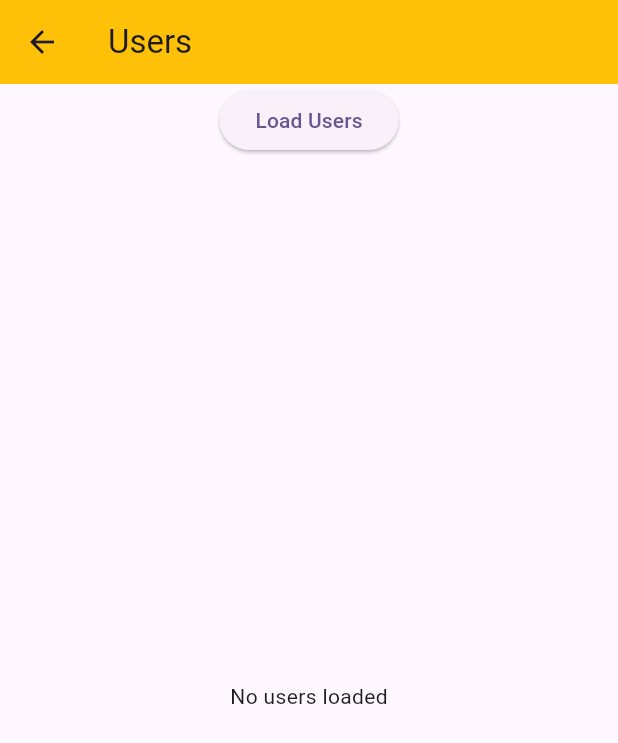
After one commit to naveen-as-a-geek-wolf/flutter_sandbox, a Flutter app: the UserScreen screen opened by its route, after a tap on "Load Users", on a phone screen of 412 x 824 dp. The commit adds this screen. Shown: the top 743 px of the screen. Run offline on Flutter 3.47's test engine with Material 3 defaults, Android fonts, the phone set to English and light mode, and no system bars; our stand-ins replace bloc, equatable, flutter_bloc, get_it, injectable; missing offline and left inert: fbloc_event_gen; network calls fail.

Commit message:
user_email

```diff
--- /dev/null
+++ b/lib/application/user_service/user_service_bloc.dart
@@ -0,0 +1,33 @@
+import 'package:flutter/material.dart';
+import 'package:flutter_bloc/flutter_bloc.dart';
+import 'package:fbloc_event_gen/annotations.dart';
+import 'package:equatable/equatable.dart';
+import 'package:flutter_sandbox/domain/IUserReop/iuser_repo.dart';
+import 'package:injectable/injectable.dart';
+import '../../models/user_model.dart';
+part 'user_service_event.dart';
+part 'user_service_state.dart';
+part 'user_service_bloc.g.dart';
+
+@injectable
+class UserServiceBloc extends Bloc<UserServiceEvent, UserServiceState> {
+  final IUserRepository _userRepository;
+  UserServiceBloc(this._userRepository) : super(UserServiceState.initial()) {
+    UserServiceState.registerEvents(this);
+
+    on<FetchUsersEvent>(_onFetchUsers);
+  }
+
+  Future<void> _onFetchUsers(
+      FetchUsersEvent event, Emitter<UserServiceState> emit) async {
+    emit(state.copyWith(isLoading: true));
+    try {
+      final users = await _userRepository.fetchUsers();
+      emit(state.copyWith(users: users));
+    } catch (e) {
+      debugPrint('Error fetching users: $e');
+    } finally {
+      emit(state.copyWith(isLoading: false));
+    }
+  }
+}
--- /dev/null
+++ b/lib/application/user_service/user_service_event.dart
@@ -0,0 +1,14 @@
+
+part of 'user_service_bloc.dart';
+
+@generateEvents
+abstract class UserServiceEvent extends Equatable {
+  const UserServiceEvent();
+}
+
+class FetchUsersEvent extends UserServiceEvent {
+  const FetchUsersEvent();
+
+  @override
+  List<Object?> get props => [];
+}
--- /dev/null
+++ b/lib/application/user_service/user_service_state.dart
@@ -0,0 +1,8 @@
+
+part of 'user_service_bloc.dart';
+
+@generateStates
+abstract class _$$UserServiceState {
+  final bool? isLoading = false;
+  final List<User>? users = null;
+}
--- a/lib/core/routes/routes.dart
+++ b/lib/core/routes/routes.dart
@@ -1,13 +1,13 @@
-import 'dart:io';
-
 import 'package:flutter/material.dart';
 import 'package:flutter_bloc/flutter_bloc.dart';
 import 'package:flutter_sandbox/application/bloc/conuter_bloc.dart';
 import 'package:flutter_sandbox/application/serviceBloc/service_bloc.dart';
-import 'package:flutter_sandbox/domain/ILoginRepo/ILoginRepo.dart';
 import 'package:flutter_sandbox/domain/core/dependency_injection/di_configuration.dart';
 import 'package:flutter_sandbox/presentation/home/home_screen.dart';
 import 'package:flutter_sandbox/presentation/profile/profile_screen.dart';
+
+import '../../application/user_service/user_service_bloc.dart';
+import '../../presentation/user.dart';
 
 abstract class MyRouter {
   static Route<dynamic> getRoutes(RouteSettings settings) {
@@ -32,6 +32,16 @@ abstract class MyRouter {
             );
           },
         );
+
+      case UserScreen.routeName:
+        return MaterialPageRoute(
+          builder: (context) {
+            return BlocProvider(
+              create: (context) => getIt<UserServiceBloc>(),
+              child: const UserScreen(),
+            );
+          },
+        );
     }
     return MaterialPageRoute(
       builder: (_) => Scaffold(
--- /dev/null
+++ b/lib/domain/IUserReop/iuser_repo.dart
@@ -0,0 +1,5 @@
+import '../../models/user_model.dart';
+
+abstract class IUserRepository {
+  Future<List<User>> fetchUsers();
+}
--- /dev/null
+++ b/lib/infrastructure/user/user_reop.dart
@@ -0,0 +1,22 @@
+import 'dart:convert';
+
+import 'package:http/http.dart' as http;
+import 'package:injectable/injectable.dart';
+import '../../domain/IUserReop/iuser_repo.dart';
+import '../../models/user_model.dart';
+
+@LazySingleton(as: IUserRepository)
+class UserRepository implements IUserRepository {
+  final String apiUrl = 'https://jsonplaceholder.typicode.com/users';
+
+  @override
+  Future<List<User>> fetchUsers() async {
+    final response = await http.get(Uri.parse(apiUrl));
+    if (response.statusCode == 200) {
+      final List data = json.decode(response.body);
+      return data.map((json) => User.fromJson(json)).toList();
+    } else {
+      throw Exception('Failed to load users');
+    }
+  }
+}
--- a/lib/main.dart
+++ b/lib/main.dart
@@ -1,6 +1,8 @@
 import 'package:flutter/material.dart';
 import 'package:flutter_sandbox/app.dart';
+import 'package:flutter_sandbox/domain/core/dependency_injection/di_configuration.dart';
 
 Future<void> main() async {
+  await configureInjection();
   runApp(const MyApp());
 }
--- /dev/null
+++ b/lib/models/user_model.dart
@@ -0,0 +1,13 @@
+class User {
+  final int id;
+  final String name;
+  final String email;
+
+  User({required this.id, required this.name, required this.email});
+
+  factory User.fromJson(Map<String, dynamic> json) => User(
+        id: json['id'],
+        name: json['name'],
+        email: json['email'],
+      );
+}
--- /dev/null
+++ b/lib/presentation/user.dart
@@ -0,0 +1,54 @@
+import 'package:flutter/material.dart';
+import 'package:flutter_bloc/flutter_bloc.dart';
+import '../application/user_service/user_service_bloc.dart';
+
+class UserScreen extends StatelessWidget {
+  static const String routeName = "user_screen";
+  const UserScreen({super.key});
+
+  @override
+  Widget build(BuildContext context) {
+    UserServiceBloc userService = BlocProvider.of<UserServiceBloc>(context);
+    return Scaffold(
+      appBar: AppBar(
+        title: const Text('Users'),
+        backgroundColor: Colors.amber,
+      ),
+      body: Column(
+        children: [
+          ElevatedButton(
+            onPressed: () {
+              userService.add(FetchUsersEvent());
+            },
+            child: const Text('Load Users'),
+          ),
+          Expanded(
+            child: BlocBuilder<UserServiceBloc, UserServiceState>(
+              builder: (context, state) {
+                if (state.isLoading ?? false) {
+                  return const Center(child: CircularProgressIndicator());
+                }
+
+                final users = state.users ?? [];
+                if (users.isEmpty) {
+                  return const Center(child: Text('No users loaded'));
+                }
+
+                return ListView.builder(
+                  itemCount: users.length,
+                  itemBuilder: (_, index) {
+                    final user = users[index];
+                    return ListTile(
+                      title: Text(user.name),
+                      subtitle: Text(user.email),
+                    );
+                  },
+                );
+              },
+            ),
+          ),
+        ],
+      ),
+    );
+  }
+}
```
Also changed, not shown: lib/application/user_service/user_service_bloc.g.dart (added), lib/domain/core/dependency_injection/di_configuration.config.dart, pubspec.lock.
